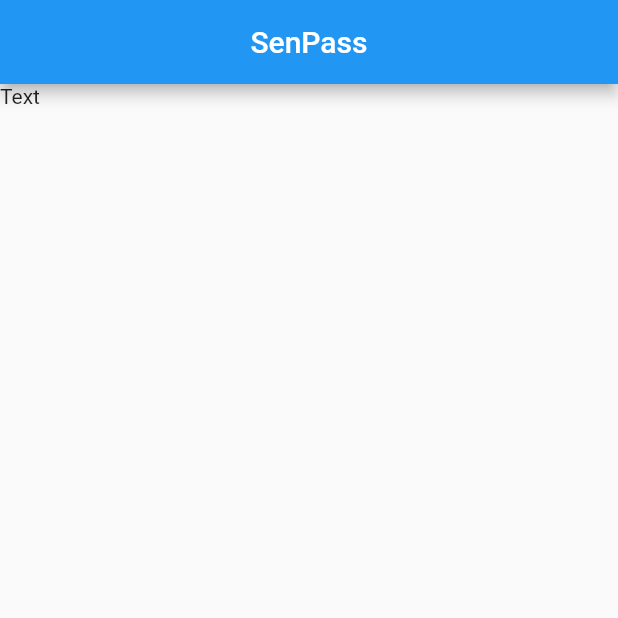
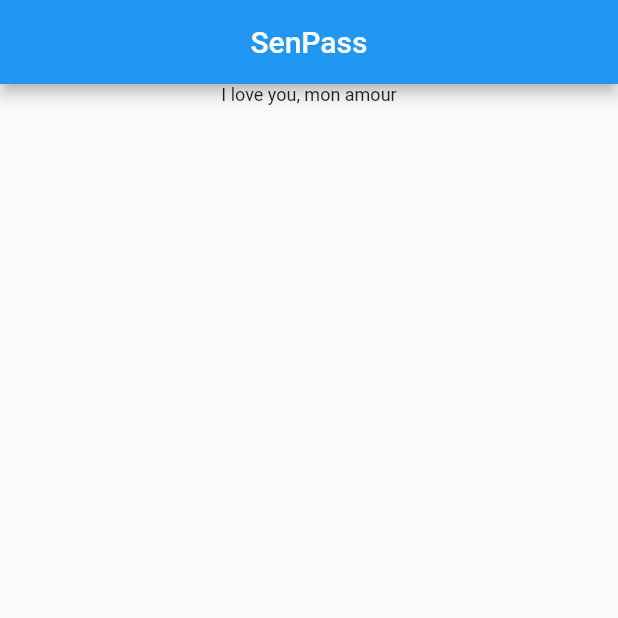
Before and after one commit to MenendezON/senpass, a Flutter app: the screen it shows after launch, on a phone screen of 412 x 824 dp, the top half of it. Run offline on Flutter 3.47's test engine with Material 2 defaults, Android fonts, the phone set to English and light mode, and no system bars.

```diff
--- a/lib/main.dart
+++ b/lib/main.dart
@@ -12,10 +12,12 @@
         title: Text("SenPass"),
         centerTitle: true,
       ),
-      body: Column(
-        children: [
-          Text("Text")
-        ],
+      body: Center(
+        child: Column(
+          children: [
+            Text("I love you, mon amour", style: TextStyle(fontSize: 12),)
+          ],
+        ),
       ),
     );
   }
```
Also changed, not shown: 1 other file.
